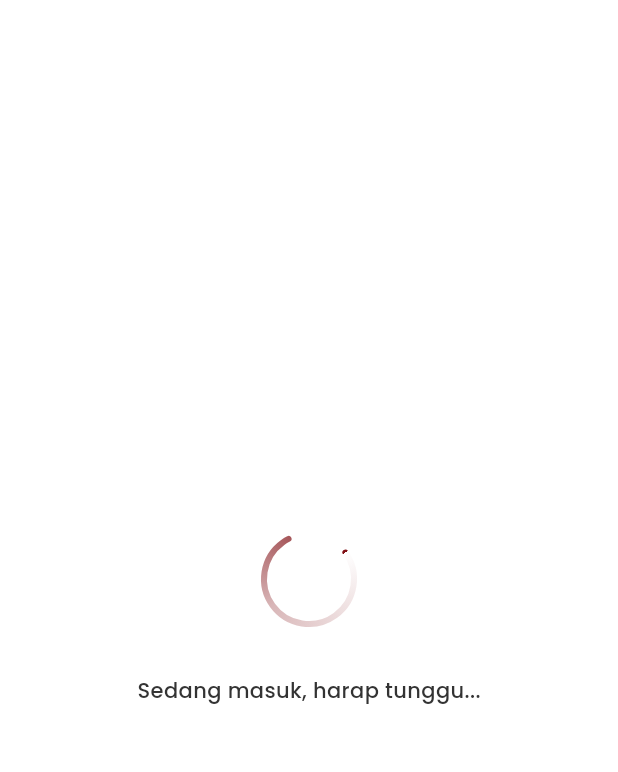
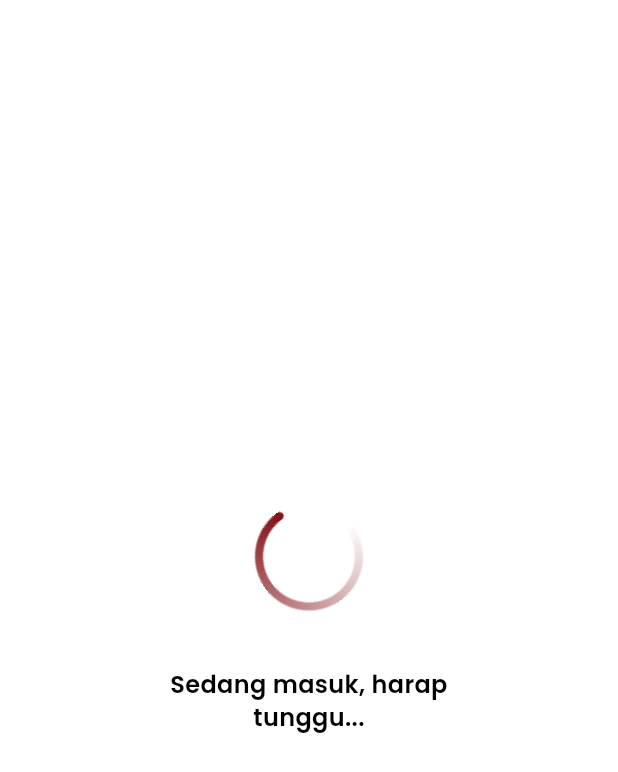
Before and after one commit to Antoniusmnk/marketplace_kelas, a Flutter app: the LoadingScreen screen opened directly, on a phone screen of 412 x 824 dp. Shown: the top 772 px of the screen. Run offline on Flutter 3.47's test engine with Material 3 defaults, Android fonts, the phone set to English and light mode, and no system bars.

Commit message:
Ganti icon spinner pada halaman loading masuk & rename asset

```diff
--- a/lib/screens/auth/loading_screen.dart
+++ b/lib/screens/auth/loading_screen.dart
@@ -1,5 +1,4 @@
 import 'dart:async';
-import 'dart:math' as math;
 import 'package:flutter/material.dart';
 import 'package:flutter/services.dart';
 import '../main/home_screen.dart';
@@ -21,7 +20,7 @@ class LoadingScreen extends StatefulWidget {
 class _LoadingScreenState extends State<LoadingScreen>
     with SingleTickerProviderStateMixin {
   Timer? _timer;
-  late AnimationController _animController;
+  late final AnimationController _animController;
 
   @override
   void initState() {
@@ -64,70 +63,41 @@ class _LoadingScreenState extends State<LoadingScreen>
 
     return Scaffold(
       backgroundColor: Colors.white,
-      body: Center(
+      body: SafeArea(
+        child: Center(
           child: Column(
             mainAxisSize: MainAxisSize.min,
+            crossAxisAlignment: CrossAxisAlignment.center,
             children: [
-            // Animasi Custom Circular Progress Gradasi Marun
-            AnimatedBuilder(
-              animation: _animController,
-              builder: (context, child) {
-                return Transform.rotate(
-                  angle: _animController.value * 2 * math.pi,
-                  child: child,
-                );
-              },
-              child: CustomPaint(
-                size: const Size(64, 64),
-                painter: _GradientCircularProgressPainter(),
+              // 1. Spinner Berputar dari Aset Desain Proyek
+              RotationTransition(
+                turns: _animController,
+                child: Image.asset(
+                  'assets/images/spinner_loading.png',
+                  width: 72,
+                  height: 72,
+                  fit: BoxFit.contain,
                 ),
               ),
-            const SizedBox(height: 32),
+
+              const SizedBox(height: 38),
+
+              // 2. Teks Informasi Sedang Masuk
               const Text(
-              'Sedang masuk, harap tunggu...',
+                'Sedang masuk, harap\ntunggu...',
+                textAlign: TextAlign.center,
                 style: TextStyle(
-                fontSize: 14,
-                fontWeight: FontWeight.w500,
-                color: Color(0xFF333333),
+                  fontSize: 16,
+                  fontWeight: FontWeight.w600,
+                  color: Colors.black,
+                  fontFamily: 'Poppins',
+                  height: 1.4,
                 ),
               ),
             ],
           ),
         ),
+      ),
     );
   }
 }
-
-class _GradientCircularProgressPainter extends CustomPainter {
-  @override
-  void paint(Canvas canvas, Size size) {
-    const strokeWidth = 4.0;
-    final rect = Rect.fromLTWH(
-      strokeWidth / 2,
-      strokeWidth / 2,
-      size.width - strokeWidth,
-      size.height - strokeWidth,
-    );
-
-    final sweepGradient = SweepGradient(
-      colors: [
-        const Color(0xFF800E13).withValues(alpha: 0.0),
-        const Color(0xFF800E13).withValues(alpha: 0.3),
-        const Color(0xFF800E13),
-      ],
-      stops: const [0.0, 0.5, 1.0],
-    );
-
-    final paint = Paint()
-      ..shader = sweepGradient.createShader(rect)
-      ..style = PaintingStyle.stroke
-      ..strokeWidth = strokeWidth
-      ..strokeCap = StrokeCap.round;
-
-    // Gambar busur 280 derajat persis seperti di desain
-    canvas.drawArc(rect, 0, math.pi * 1.55, false, paint);
-  }
-
-  @override
-  bool shouldRepaint(covariant CustomPainter oldDelegate) => false;
-}
--- a/lib/screens/courses/purchase_loading_screen.dart
+++ b/lib/screens/courses/purchase_loading_screen.dart
@@ -84,7 +84,7 @@ class _PurchaseLoadingScreenState extends State<PurchaseLoadingScreen>
               RotationTransition(
                 turns: _rotationController,
                 child: Image.asset(
-                  'assets/images/spinner_purchase.png',
+                  'assets/images/spinner_loading.png',
                   width: 72,
                   height: 72,
                   fit: BoxFit.contain,
```
Also changed, not shown: assets/images/spinner_loading.png (renamed from assets/images/spinner_purchase.png). Lines whose indentation alone changed are shown as unchanged.
